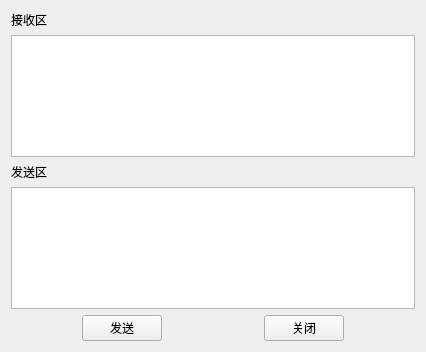
The window that TCP/Tcp/serverwidget.ui (GeHaha/CommunicationAssistant) describes before a commit, drawn with Qt 5.
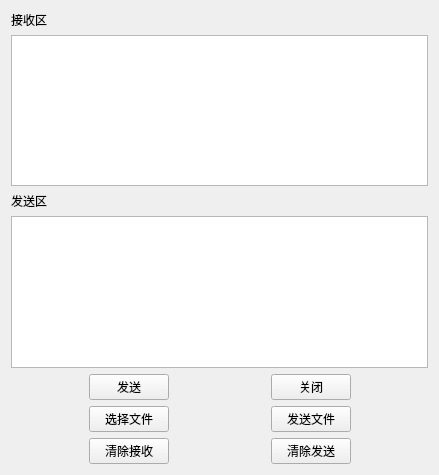
The same window after the commit.

Commit message: 加上发送文件的服务端

Patch:
```diff
--- a/TCP/Tcp/serverwidget.ui
+++ b/TCP/Tcp/serverwidget.ui
@@ -6,8 +6,8 @@
    <rect>
     <x>0</x>
     <y>0</y>
-    <width>426</width>
-    <height>352</height>
+    <width>439</width>
+    <height>475</height>
    </rect>
   </property>
   <property name="windowTitle">
@@ -21,6 +21,9 @@
      </property>
     </widget>
    </item>
+   <item row="1" column="0" colspan="5">
+    <widget class="QTextEdit" name="textEditRead"/>
+   </item>
    <item row="2" column="0">
     <widget class="QLabel" name="labelSend">
      <property name="text">
@@ -28,6 +31,9 @@
      </property>
     </widget>
    </item>
+   <item row="3" column="0" colspan="5">
+    <widget class="QTextEdit" name="textEditWrite"/>
+   </item>
    <item row="4" column="0">
     <spacer name="horizontalSpacer">
      <property name="orientation">
@@ -81,11 +87,111 @@
      </property>
     </spacer>
    </item>
-   <item row="1" column="0" colspan="5">
-    <widget class="QTextEdit" name="textEditRead"/>
+   <item row="5" column="0">
+    <spacer name="horizontalSpacer_5">
+     <property name="orientation">
+      <enum>Qt::Horizontal</enum>
+     </property>
+     <property name="sizeHint" stdset="0">
+      <size>
+       <width>74</width>
+       <height>17</height>
+      </size>
+     </property>
+    </spacer>
    </item>
-   <item row="3" column="0" colspan="5">
-    <widget class="QTextEdit" name="textEditWrite"/>
+   <item row="5" column="1">
+    <widget class="QPushButton" name="buttonfile">
+     <property name="text">
+      <string>选择文件</string>
+     </property>
+    </widget>
+   </item>
+   <item row="5" column="2">
+    <spacer name="horizontalSpacer_4">
+     <property name="orientation">
+      <enum>Qt::Horizontal</enum>
+     </property>
+     <property name="sizeHint" stdset="0">
+      <size>
+       <width>91</width>
+       <height>20</height>
+      </size>
+     </property>
+    </spacer>
+   </item>
+   <item row="5" column="3">
+    <widget class="QPushButton" name="buttonSendFile">
+     <property name="text">
+      <string>发送文件</string>
+     </property>
+    </widget>
+   </item>
+   <item row="5" column="4">
+    <spacer name="horizontalSpacer_6">
+     <property name="orientation">
+      <enum>Qt::Horizontal</enum>
+     </property>
+     <property name="sizeHint" stdset="0">
+      <size>
+       <width>73</width>
+       <height>17</height>
+      </size>
+     </property>
+    </spacer>
+   </item>
+   <item row="6" column="0">
+    <spacer name="horizontalSpacer_8">
+     <property name="orientation">
+      <enum>Qt::Horizontal</enum>
+     </property>
+     <property name="sizeHint" stdset="0">
+      <size>
+       <width>74</width>
+       <height>17</height>
+      </size>
+     </property>
+    </spacer>
+   </item>
+   <item row="6" column="1">
+    <widget class="QPushButton" name="buttonClear">
+     <property name="text">
+      <string>清除接收</string>
+     </property>
+    </widget>
+   </item>
+   <item row="6" column="2">
+    <spacer name="horizontalSpacer_7">
+     <property name="orientation">
+      <enum>Qt::Horizontal</enum>
+     </property>
+     <property name="sizeHint" stdset="0">
+      <size>
+       <width>91</width>
+       <height>20</height>
+      </size>
+     </property>
+    </spacer>
+   </item>
+   <item row="6" column="3">
+    <widget class="QPushButton" name="buttonClear2">
+     <property name="text">
+      <string>清除发送</string>
+     </property>
+    </widget>
+   </item>
+   <item row="6" column="4">
+    <spacer name="horizontalSpacer_10">
+     <property name="orientation">
+      <enum>Qt::Horizontal</enum>
+     </property>
+     <property name="sizeHint" stdset="0">
+      <size>
+       <width>73</width>
+       <height>17</height>
+      </size>
+     </property>
+    </spacer>
    </item>
   </layout>
  </widget>
```
The commit also changes 8 other files.
